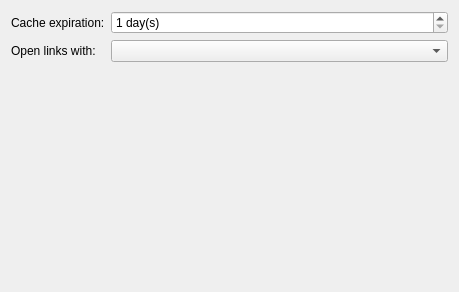
The window that nextShows/src/dialogs/settings/ui/options.ui (gilcn/nextshows) describes before a commit, drawn with Qt 5.
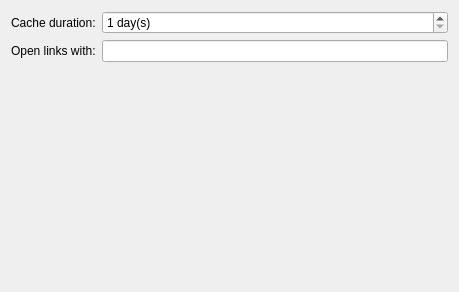
The same window after the commit.

```diff
--- a/nextShows/src/dialogs/settings/ui/options.ui
+++ b/nextShows/src/dialogs/settings/ui/options.ui
@@ -21,7 +21,7 @@
      <item row="0" column="0" >
       <widget class="QLabel" name="lblCacheExpiration" >
        <property name="text" >
-        <string>Cache expiration:</string>
+        <string>Cache duration:</string>
        </property>
       </widget>
      </item>
@@ -55,14 +55,7 @@
       </widget>
      </item>
      <item row="1" column="1" >
-      <widget class="QComboBox" name="comboBox" >
-       <property name="sizePolicy" >
-        <sizepolicy vsizetype="Fixed" hsizetype="MinimumExpanding" >
-         <horstretch>0</horstretch>
-         <verstretch>0</verstretch>
-        </sizepolicy>
-       </property>
-      </widget>
+      <widget class="QLineEdit" name="leBrowser" />
      </item>
     </layout>
    </item>
```
Left out of the diff: 6 changed lines with no effect on the pictures.
